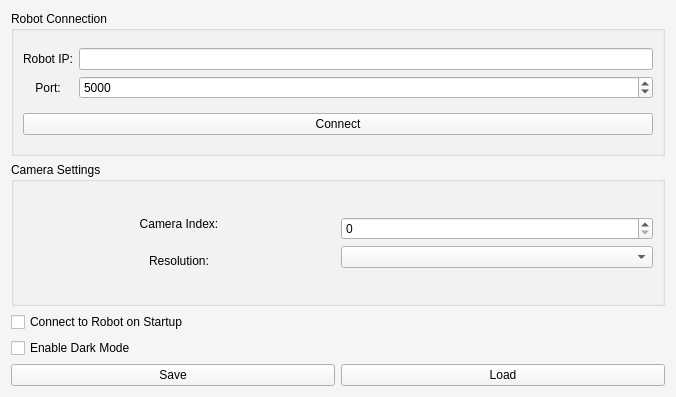
First picture: the form in settings.ui, repository nabeel-okal/AR4-ARM-Robot, before the edit.
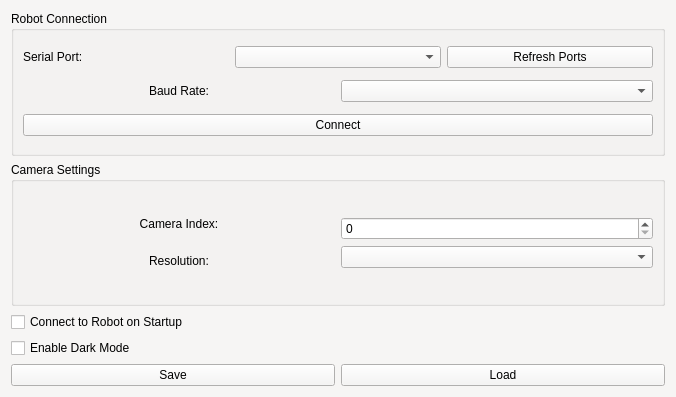
Second picture: the form after the edit.

The edit to the form file:
```diff
--- a/settings.ui
+++ b/settings.ui
@@ -490,40 +490,40 @@
      </property>
      <layout class="QVBoxLayout" name="verticalLayout">
       <item>
-       <layout class="QGridLayout" name="gridLayout">
-        <item row="0" column="0">
+       <layout class="QHBoxLayout" name="horizontalLayout_2">
+        <item>
          <widget class="QLabel" name="label">
           <property name="text">
-           <string>Robot IP:</string>
+           <string>Serial Port:</string>
           </property>
          </widget>
         </item>
-        <item row="0" column="1">
-         <widget class="QLineEdit" name="lineRobotIP">
+        <item>
+         <widget class="QComboBox" name="comboSerialPort"/>
+        </item>
+        <item>
+         <widget class="QPushButton" name="refreshPortsBtn">
           <property name="text">
-           <string/>
+           <string>Refresh Ports</string>
           </property>
          </widget>
         </item>
-        <item row="1" column="0">
+       </layout>
+      </item>
+      <item>
+       <layout class="QHBoxLayout" name="horizontalLayout_3">
+        <item>
          <widget class="QLabel" name="label_2">
           <property name="text">
-           <string>Port:</string>
+           <string>Baud Rate:</string>
           </property>
           <property name="alignment">
            <set>Qt::AlignmentFlag::AlignCenter</set>
           </property>
          </widget>
         </item>
-        <item row="1" column="1">
-         <widget class="QSpinBox" name="spinRobotPort">
-          <property name="maximum">
-           <number>10000</number>
-          </property>
-          <property name="value">
-           <number>5000</number>
-          </property>
-         </widget>
+        <item>
+         <widget class="QComboBox" name="comboBaud"/>
         </item>
        </layout>
       </item>
```
